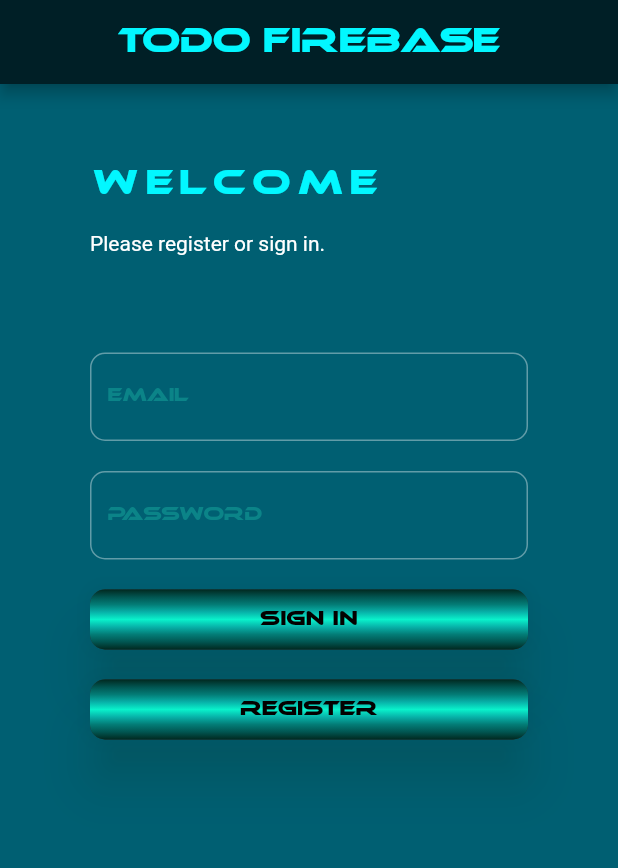
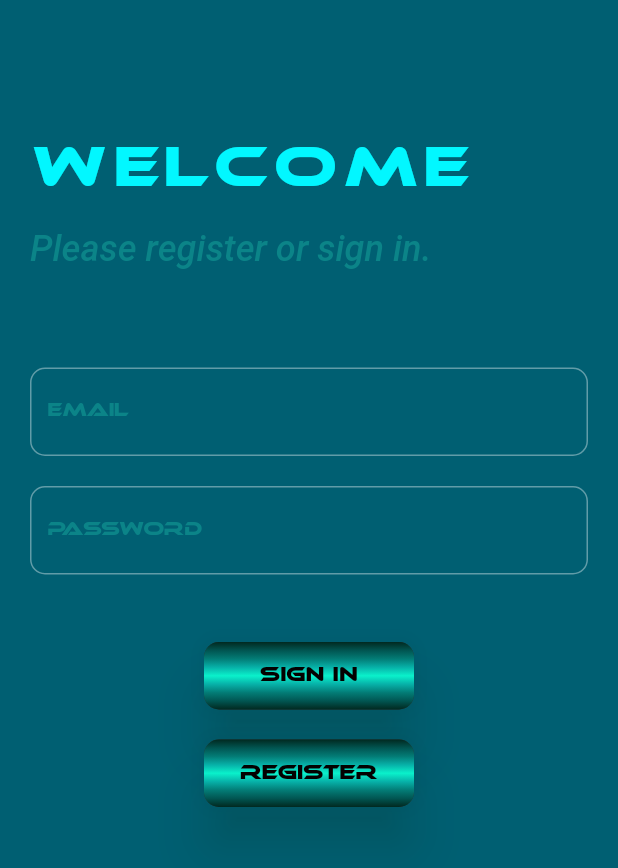
Before and after one commit to sera619/Practice_Apps, a Flutter app: the screen it shows after launch, on a phone screen of 412 x 824 dp. Shown: the top 868 px of the screen. Run offline on Flutter 3.47's test engine with Material 2 defaults, Android fonts, the phone set to English and light mode, and no system bars; our stand-ins replace auto_route, bloc, dartz, firebase_auth, firebase_core, flutter_bloc and 1 more; accounts and stored records are empty; Roboto replaces fonts that are missing (Rubik).

```diff
--- a/todo_firebase/lib/res/signup_page.dart
+++ b/todo_firebase/lib/res/signup_page.dart
@@ -10,12 +10,6 @@ class SignUpPage extends StatelessWidget {
   @override
   Widget build(BuildContext context) {
     return Scaffold(
-      backgroundColor: Theme.of(context).scaffoldBackgroundColor,
-      appBar: AppBar(
-          backgroundColor: Theme.of(context).appBarTheme.backgroundColor,
-          centerTitle: true,
-          leading: null,
-          title: Text('ToDo FireBase', style: Theme.of(context).textTheme.headline1)),
       body: BlocProvider(
         create: (context) => sl<SignupformBloc>(),
         child: SignUpForm(),
--- a/todo_firebase/lib/res/widgets/signup_form.dart
+++ b/todo_firebase/lib/res/widgets/signup_form.dart
@@ -72,25 +72,34 @@ class SignUpForm extends StatelessWidget {
                 state.showValidationMessages ? AutovalidateMode.always : AutovalidateMode.disabled,
             key: formKey,
             child: ListView(
-              padding: const EdgeInsets.symmetric(horizontal: 60, vertical: 35),
+              padding: const EdgeInsets.symmetric(horizontal: 20, vertical: 35),
               children: [
                 const SizedBox(
-                  height: 20,
+                  height: 60,
                 ),
+                Column(
+                  crossAxisAlignment: CrossAxisAlignment.start,
+                  children: [
                     Text('Welcome',
                         textAlign: TextAlign.left,
-                    style: themeData.textTheme.headline1!.copyWith(letterSpacing: 5)),
+                        style: themeData.textTheme.headline1!.copyWith(letterSpacing: 5,fontSize: 36)),
                     const SizedBox(
                       height: 20,
                     ),
                     Text(
                       'Please register or sign in.',
                       textAlign: TextAlign.left,
-                  style: themeData.textTheme.bodyText2,
+                      style: themeData.textTheme.bodyText1!.copyWith(fontSize: 24),
+                    ),
+                  ],
                 ),
                 SizedBox(
                   height: 65,
                 ),
+
+                Column(
+                  mainAxisAlignment: MainAxisAlignment.center,
+                  children: [
                      TextFormField(
                   cursorColor: AppTheme.headCyan,
                   validator: validateEmail,
@@ -126,8 +135,6 @@ class SignUpForm extends StatelessWidget {
                 SizedBox(
                   height: 20,
                 ),
-                //
-                // PASSWORD FIELD
                 TextFormField(
                       cursorColor: AppTheme.headCyan,
                       obscureText: true,
@@ -158,6 +165,8 @@ class SignUpForm extends StatelessWidget {
                         ),
                       ),
                     ),
+                  ],
+                ),
                 if (state.isSubmitting) ...[
                   SizedBox(
                     height: 10,
@@ -167,8 +176,11 @@ class SignUpForm extends StatelessWidget {
                   )
                 ],
                 SizedBox(
-                  height: 20,
+                  height: 45,
                 ),
+                Column(
+                  mainAxisAlignment: MainAxisAlignment.center,
+                  children: [
                     CustomBTN(
                         onPressed: () => {
                               if (formKey.currentState!.validate())
@@ -183,9 +195,10 @@ class SignUpForm extends StatelessWidget {
                                       SignupWithEmailAndPasswordPressed(email: null, password: null))
                                 }
                             },
-                    height: 40,
-                    width: 80,
-                    text: 'Sign In'),
+                        height: 45,
+                        width: 140,
+                        text: 'Sign In',
+                        ),
                     SizedBox(
                       height: 20,
                     ),
@@ -200,9 +213,11 @@ class SignUpForm extends StatelessWidget {
                                 .add(RegisterWithEmailAndPasswordPressed(email: null, password: null));
                           }
                         },
-                    height: 40,
-                    width: 80,
+                        height: 45,
+                        width: 140,
                         text: 'Register'),
+                  ],
+                ),
                 // make indicator invisible while state is not submitting or submitted
               ],
             ));
```
Also changed, not shown: 16 other files. Lines whose indentation alone changed are shown as unchanged.
